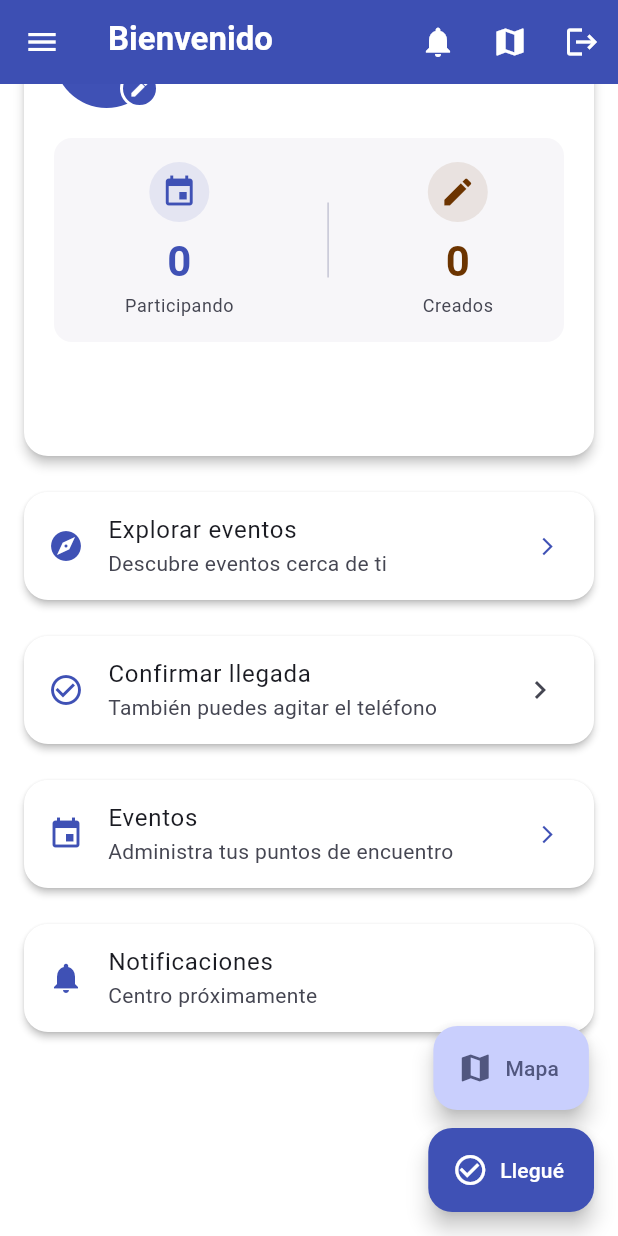
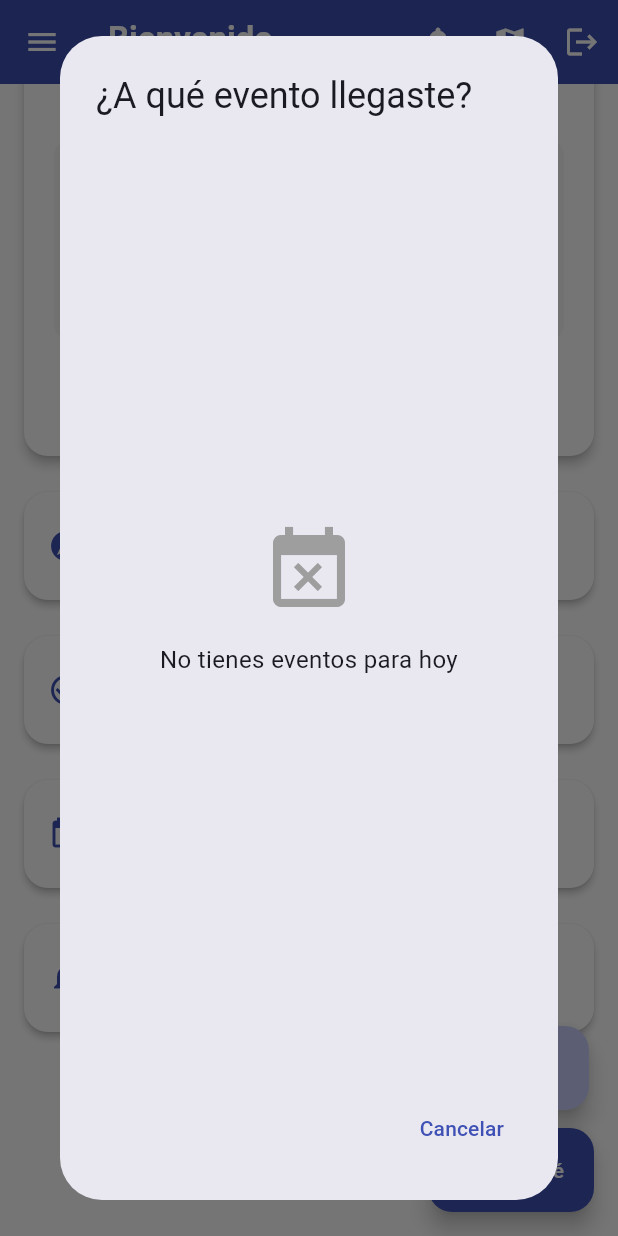
Before and after one commit to JorgeVargas03/ProyectoFinal-DAM-Connixia, a Flutter app: the screen it shows once a user with an empty profile is signed in, scrolled down 174 dp, after a tap on "Confirmar llegada", on a phone screen of 412 x 824 dp. Run offline on Flutter 3.47's test engine with Material 3 defaults, Android fonts, the phone set to English and light mode, and no system bars; our stand-ins replace cloud_firestore, firebase_auth, firebase_core, firebase_messaging, flutter_dotenv, flutter_local_notifications and 7 more; missing offline and left inert: shake; accounts and stored records are empty; network calls fail; statements that could not run were skipped.

Commit message:
Feature: Ahora puedes confirmar tu asistencia a un evento. De momento sólo se ve reflejado mediante la base de datos.

```diff
--- a/lib/screens/home_page.dart
+++ b/lib/screens/home_page.dart
@@ -16,6 +16,7 @@ import 'explore_events_page.dart';
 import 'event_detail_page.dart';
 import 'notifications_page.dart';
 import 'contacts_page.dart';
+import '../widgets/select_event_for_attendance_dialog.dart';
 
 class HomePage extends StatefulWidget {
   const HomePage({super.key});
@@ -57,27 +58,10 @@ class _HomePageState extends State<HomePage> {
   Future<void> _onArrivedShake() async {
     if (_postingArrival) return;
     _postingArrival = true;
-    try {
-      final uid = FirebaseAuth.instance.currentUser!.uid;
-      const eventId = 'demo-event';
-      await FirebaseFirestore.instance
-          .collection('events')
-          .doc(eventId)
-          .collection('arrivals')
-          .doc(uid)
-          .set({
-        'uid': uid,
-        'at': FieldValue.serverTimestamp(),
-        'lat': _myPos?.latitude,
-        'lng': _myPos?.longitude,
-      }, SetOptions(merge: true));
-      await _notifications.showLocal(
-        'Llegada confirmada',
-        'Se notificó tu arribo al evento.',
-      );
-    } finally {
-      _postingArrival = false;
-    }
+    showDialog(
+      context: context,
+      builder: (_) => const SelectEventForAttendanceDialog(),
+    );
   }
 
   @override
--- /dev/null
+++ b/lib/widgets/select_event_for_attendance_dialog.dart
@@ -0,0 +1,233 @@
+import 'package:flutter/material.dart';
+import 'package:cloud_firestore/cloud_firestore.dart';
+import 'package:firebase_auth/firebase_auth.dart';
+import 'package:intl/intl.dart';
+import '../controllers/notification_controller.dart';
+
+class SelectEventForAttendanceDialog extends StatelessWidget {
+  const SelectEventForAttendanceDialog({super.key});
+
+  @override
+  Widget build(BuildContext context) {
+    final currentUserId = FirebaseAuth.instance.currentUser?.uid;
+    if (currentUserId == null) return const SizedBox.shrink();
+
+    final now = DateTime.now();
+    final todayStart = DateTime(now.year, now.month, now.day);
+    final todayEnd = todayStart.add(const Duration(days: 1));
+
+    return AlertDialog(
+      title: const Text('¿A qué evento llegaste?'),
+      content: SizedBox(
+        width: double.maxFinite,
+        child: StreamBuilder<QuerySnapshot>(
+          stream: FirebaseFirestore.instance
+              .collection('events')
+              .where('participants', arrayContains: currentUserId)
+              .where('date', isGreaterThanOrEqualTo: Timestamp.fromDate(todayStart))
+              .where('date', isLessThan: Timestamp.fromDate(todayEnd))
+              .snapshots(),
+          builder: (context, snapshot) {
+            // 1. Cargando
+            if (snapshot.connectionState == ConnectionState.waiting) {
+              return const Center(
+                child: Padding(
+                  padding: EdgeInsets.all(20),
+                  child: CircularProgressIndicator(),
+                ),
+              );
+            }
+
+            // 2. Error
+            if (snapshot.hasError) {
+              return Center(
+                child: Text('Error: ${snapshot.hasError}'),
+              );
+            }
+
+            // 3. Sin eventos
+            if (!snapshot.hasData || snapshot.data!.docs.isEmpty) {
+              return const Center(
+                child: Padding(
+                  padding: EdgeInsets.all(20),
+                  child: Column(
+                    mainAxisSize: MainAxisSize.min,
+                    children: [
+                      Icon(Icons.event_busy, size: 64, color: Colors.grey),
+                      SizedBox(height: 16),
+                      Text(
+                        'No tienes eventos para hoy',
+                        textAlign: TextAlign.center,
+                        style: TextStyle(fontSize: 16),
+                      ),
+                    ],
+                  ),
+                ),
+              );
+            }
+
+            final events = snapshot.data!.docs;
+
+            // 4. Lista de eventos
+            return ListView.builder(
+              shrinkWrap: true,
+              itemCount: events.length,
+              itemBuilder: (context, index) {
+                final eventData = events[index].data() as Map<String, dynamic>;
+                final eventId = events[index].id;
+                final title = eventData['title'] ?? 'Sin título';
+                final date = (eventData['date'] as Timestamp?)?.toDate();
+                final address = eventData['location']?['address'] ?? 'Sin ubicación';
+
+                return Card(
+                  margin: const EdgeInsets.only(bottom: 8),
+                  child: ListTile(
+                    leading: CircleAvatar(
+                      backgroundColor: Theme.of(context).colorScheme.primaryContainer,
+                      child: Icon(
+                        Icons.event,
+                        color: Theme.of(context).colorScheme.onPrimaryContainer,
+                      ),
+                    ),
+                    title: Text(title),
+                    subtitle: Column(
+                      crossAxisAlignment: CrossAxisAlignment.start,
+                      children: [
+                        if (date != null)
+                          Row(
+                            children: [
+                              const Icon(Icons.access_time, size: 14, color: Colors.grey),
+                              const SizedBox(width: 4),
+                              Text(
+                                DateFormat('HH:mm').format(date),
+                                style: const TextStyle(fontSize: 12),
+                              ),
+                            ],
+                          ),
+                        Row(
+                          children: [
+                            const Icon(Icons.location_on, size: 14, color: Colors.grey),
+                            const SizedBox(width: 4),
+                            Expanded(
+                              child: Text(
+                                address,
+                                style: const TextStyle(fontSize: 12),
+                                maxLines: 1,
+                                overflow: TextOverflow.ellipsis,
+                              ),
+                            ),
+                          ],
+                        ),
+                      ],
+                    ),
+                    trailing: const Icon(Icons.chevron_right),
+                    onTap: () => _confirmAttendance(context, eventId, title, currentUserId),
+                  ),
+                );
+              },
+            );
+          },
+        ),
+      ),
+      actions: [
+        TextButton(
+          onPressed: () => Navigator.pop(context),
+          child: const Text('Cancelar'),
+        ),
+      ],
+    );
+  }
+
+  Future<void> _confirmAttendance(
+      BuildContext context,
+      String eventId,
+      String eventTitle,
+      String userId,
+      ) async {
+    // Confirmar acción
+    final confirm = await showDialog<bool>(
+      context: context,
+      builder: (ctx) => AlertDialog(
+        title: const Text('Confirmar llegada'),
+        content: Text('¿Confirmas que llegaste a "$eventTitle"?'),
+        actions: [
+          TextButton(
+            onPressed: () => Navigator.pop(ctx, false),
+            child: const Text('Cancelar'),
+          ),
+          ElevatedButton(
+            onPressed: () => Navigator.pop(ctx, true),
+            child: const Text('Confirmar'),
+          ),
+        ],
+      ),
+    );
+
+    if (confirm != true || !context.mounted) return;
+
+    try {
+      //1. Registrar asistencia
+      await FirebaseFirestore.instance
+          .collection('events')
+          .doc(eventId)
+          .collection('attendance')
+          .doc(userId)
+          .set({
+        'status': 'confirmed',
+        'confirmedAt': FieldValue.serverTimestamp(),
+      });
+
+      //2. Notificación LOCAL al usuario (la que faltaba)
+      final notificationController = NotificationController();
+      await notificationController.showLocal(
+        'Llegada confirmada',
+        'Tu asistencia a "$eventTitle" ha sido registrada',
+      );
+
+      //3. Obtener info del evento para notificar al creador
+      final eventDoc = await FirebaseFirestore.instance
+          .collection('events')
+          .doc(eventId)
+          .get();
+
+      final creatorId = eventDoc.data()?['creatorId'];
+
+      //4. Notificación al ORGANIZADOR (ya existía)
+      if (creatorId != null && creatorId != userId) {
+        await FirebaseFirestore.instance
+            .collection('users')
+            .doc(creatorId)
+            .collection('notifications')
+            .add({
+          'type': 'attendance_confirmed',
+          'eventId': eventId,
+          'eventTitle': eventTitle,
+          'userId': userId,
+          'timestamp': FieldValue.serverTimestamp(),
+          'read': false,
+        });
+      }
+
+      //5. Cerrar diálogo y mostrar confirmación visual
+      if (context.mounted) {
+        Navigator.pop(context); // Cerrar diálogo de selección
+        ScaffoldMessenger.of(context).showSnackBar(
+          SnackBar(
+            content: Text('¡Llegada confirmada a "$eventTitle"!'),
+            backgroundColor: Colors.green,
+          ),
+        );
+      }
+    } catch (e) {
+      if (context.mounted) {
+        ScaffoldMessenger.of(context).showSnackBar(
+          SnackBar(
+            content: Text('Error al confirmar: $e'),
+            backgroundColor: Colors.red,
+          ),
+        );
+      }
+    }
+  }
+
+}
```
